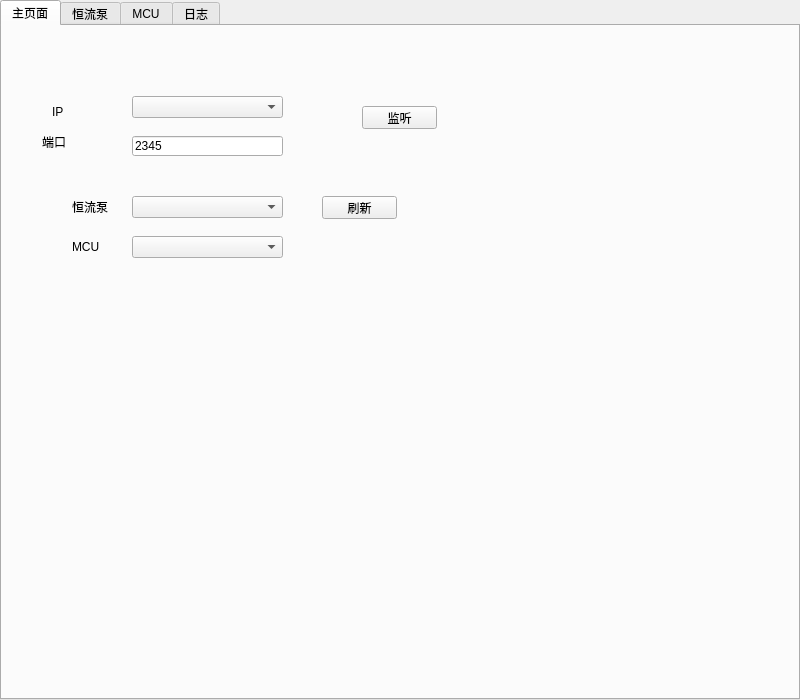
Above: mainwindow.ui from SanAntonioS/DFC_V2 before the change. Below: the same form after it.
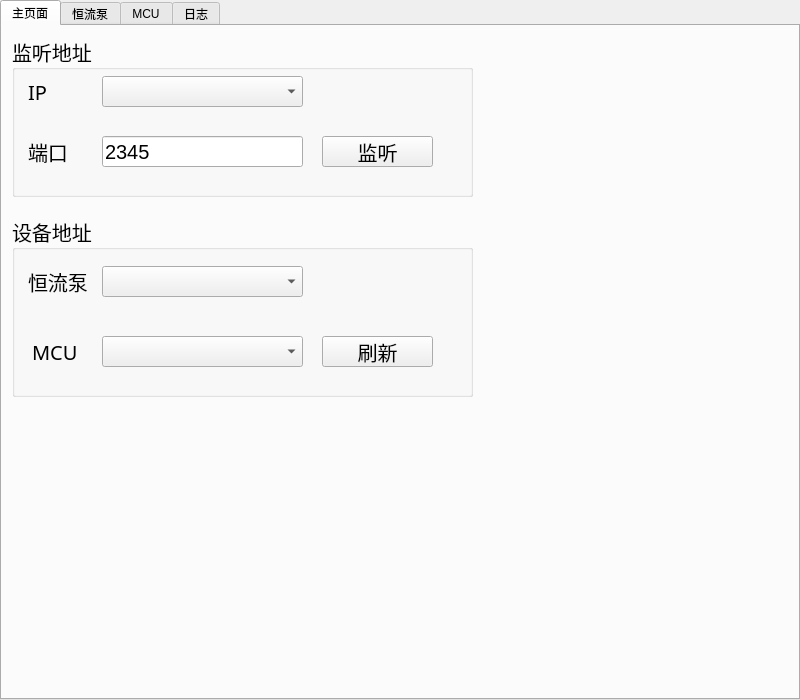
That is the form after the change.

Commit message: 修改标题

Patch:
```diff
--- a/mainwindow.ui
+++ b/mainwindow.ui
@@ -30,97 +30,201 @@
      <attribute name="title">
       <string>主页面</string>
      </attribute>
+     <widget class="QGroupBox" name="groupBox">
+      <property name="geometry">
+       <rect>
+        <x>10</x>
+        <y>10</y>
+        <width>461</width>
+        <height>161</height>
+       </rect>
+      </property>
+      <property name="font">
+       <font>
+        <family>宋体</family>
+        <pointsize>15</pointsize>
+       </font>
+      </property>
+      <property name="title">
+       <string>监听地址</string>
+      </property>
      <widget class="QPushButton" name="btnListen">
       <property name="geometry">
        <rect>
-        <x>360</x>
-        <y>80</y>
-        <width>75</width>
-        <height>23</height>
-       </rect>
-      </property>
+         <x>310</x>
+         <y>100</y>
+         <width>111</width>
+         <height>31</height>
+        </rect>
+       </property>
+       <property name="font">
+        <font>
+         <family>宋体</family>
+         <pointsize>15</pointsize>
+        </font>
+       </property>
       <property name="text">
        <string>监听</string>
       </property>
      </widget>
-     <widget class="QLineEdit" name="txtPort">
+      <widget class="QLabel" name="label_2">
       <property name="geometry">
        <rect>
-        <x>130</x>
-        <y>110</y>
-        <width>151</width>
-        <height>20</height>
-       </rect>
-      </property>
+         <x>16</x>
+         <y>100</y>
+         <width>54</width>
+         <height>31</height>
+        </rect>
+       </property>
+       <property name="font">
+        <font>
+         <family>宋体</family>
+         <pointsize>15</pointsize>
+        </font>
+       </property>
       <property name="text">
-       <string>2345</string>
+        <string>端口</string>
       </property>
      </widget>
      <widget class="QComboBox" name="cboxIP">
       <property name="geometry">
        <rect>
-        <x>130</x>
-        <y>70</y>
-        <width>151</width>
-        <height>22</height>
-       </rect>
-      </property>
+         <x>90</x>
+         <y>40</y>
+         <width>201</width>
+         <height>31</height>
+        </rect>
+       </property>
+       <property name="font">
+        <font>
+         <family>Arial</family>
+         <pointsize>15</pointsize>
+        </font>
+       </property>
      </widget>
      <widget class="QLabel" name="label">
       <property name="geometry">
        <rect>
-        <x>50</x>
-        <y>80</y>
+         <x>16</x>
+         <y>40</y>
         <width>54</width>
-        <height>12</height>
-       </rect>
-      </property>
+         <height>31</height>
+        </rect>
+       </property>
+       <property name="font">
+        <font>
+         <family>宋体</family>
+         <pointsize>15</pointsize>
+        </font>
+       </property>
       <property name="text">
        <string>IP</string>
       </property>
      </widget>
-     <widget class="QLabel" name="label_2">
+      <widget class="QLineEdit" name="txtPort">
       <property name="geometry">
        <rect>
-        <x>40</x>
-        <y>110</y>
-        <width>54</width>
-        <height>12</height>
-       </rect>
-      </property>
+         <x>90</x>
+         <y>100</y>
+         <width>201</width>
+         <height>31</height>
+        </rect>
+       </property>
+       <property name="font">
+        <font>
+         <family>Arial</family>
+         <pointsize>15</pointsize>
+        </font>
+       </property>
       <property name="text">
-       <string>端口</string>
-      </property>
-     </widget>
-     <widget class="QComboBox" name="cboxP500">
+        <string>2345</string>
+       </property>
+      </widget>
+     </widget>
+     <widget class="QGroupBox" name="groupBox_4">
       <property name="geometry">
        <rect>
-        <x>130</x>
-        <y>170</y>
-        <width>151</width>
-        <height>22</height>
+        <x>10</x>
+        <y>190</y>
+        <width>461</width>
+        <height>181</height>
        </rect>
+      </property>
+      <property name="font">
+       <font>
+        <family>宋体</family>
+        <pointsize>15</pointsize>
+       </font>
+      </property>
+      <property name="title">
+       <string>设备地址</string>
+      </property>
+      <widget class="QPushButton" name="btnFresh">
+       <property name="geometry">
+        <rect>
+         <x>310</x>
+         <y>120</y>
+         <width>111</width>
+         <height>31</height>
+        </rect>
+       </property>
+       <property name="font">
+        <font>
+         <family>宋体</family>
+         <pointsize>15</pointsize>
+        </font>
+       </property>
+       <property name="text">
+        <string>刷新</string>
       </property>
      </widget>
      <widget class="QComboBox" name="cboxMCU">
       <property name="geometry">
        <rect>
-        <x>130</x>
-        <y>210</y>
-        <width>151</width>
-        <height>22</height>
-       </rect>
+         <x>90</x>
+         <y>120</y>
+         <width>201</width>
+         <height>31</height>
+        </rect>
+       </property>
+       <property name="font">
+        <font>
+         <family>Arial</family>
+         <pointsize>15</pointsize>
+        </font>
+       </property>
+      </widget>
+      <widget class="QComboBox" name="cboxP500">
+       <property name="geometry">
+        <rect>
+         <x>90</x>
+         <y>50</y>
+         <width>201</width>
+         <height>31</height>
+        </rect>
+       </property>
+       <property name="font">
+        <font>
+         <family>Arial</family>
+         <pointsize>15</pointsize>
+        </font>
       </property>
      </widget>
      <widget class="QLabel" name="label_3">
       <property name="geometry">
        <rect>
-        <x>70</x>
-        <y>170</y>
-        <width>54</width>
-        <height>21</height>
-       </rect>
-      </property>
+         <x>16</x>
+         <y>50</y>
+         <width>71</width>
+         <height>31</height>
+        </rect>
+       </property>
+       <property name="font">
+        <font>
+         <family>宋体</family>
+         <pointsize>15</pointsize>
+        </font>
+       </property>
       <property name="text">
        <string>恒流泵</string>
       </property>
@@ -128,28 +232,22 @@
      <widget class="QLabel" name="label_10">
       <property name="geometry">
        <rect>
-        <x>70</x>
-        <y>210</y>
+         <x>20</x>
+         <y>120</y>
         <width>54</width>
-        <height>21</height>
-       </rect>
-      </property>
+         <height>31</height>
+        </rect>
+       </property>
+       <property name="font">
+        <font>
+         <family>宋体</family>
+         <pointsize>15</pointsize>
+        </font>
+       </property>
       <property name="text">
        <string>MCU</string>
       </property>
      </widget>
-     <widget class="QPushButton" name="btnFresh">
-      <property name="geometry">
-       <rect>
-        <x>320</x>
-        <y>170</y>
-        <width>75</width>
-        <height>23</height>
-       </rect>
-      </property>
-      <property name="text">
-       <string>刷新</string>
-      </property>
      </widget>
     </widget>
     <widget class="QWidget" name="tabP500">
```
Left out of the diff: 4 changed lines with no effect on the pictures. Lines whose indentation alone changed are shown as unchanged. The commit also changes 2 other files.
